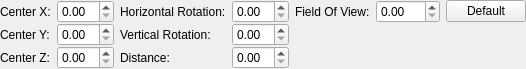
SamVanheer/HalfLifeAssetManager, file src/tools/hlmv/ui/camera_operators/dockpanels/ArcBallSettingsPanel.ui: the form before one commit.
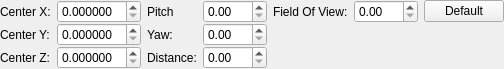
The form after the commit.

Commit message: Implement arc ball & free look camera settings panels

Patch:
```diff
--- a/src/tools/hlmv/ui/camera_operators/dockpanels/ArcBallSettingsPanel.ui
+++ b/src/tools/hlmv/ui/camera_operators/dockpanels/ArcBallSettingsPanel.ui
@@ -6,7 +6,7 @@
    <rect>
     <x>0</x>
     <y>0</y>
-    <width>478</width>
+    <width>463</width>
     <height>63</height>
    </rect>
   </property>
@@ -38,7 +38,7 @@
       </sizepolicy>
      </property>
      <property name="text">
-      <string>Vertical Rotation:</string>
+      <string>Yaw:</string>
      </property>
     </widget>
    </item>
@@ -64,7 +64,7 @@
       </sizepolicy>
      </property>
      <property name="text">
-      <string>Horizontal Rotation:</string>
+      <string>Pitch</string>
      </property>
     </widget>
    </item>
@@ -95,16 +95,28 @@
     </widget>
    </item>
    <item row="1" column="3">
-    <widget class="QDoubleSpinBox" name="VerticalRotation"/>
+    <widget class="QDoubleSpinBox" name="Yaw">
+     <property name="maximum">
+      <double>360.000000000000000</double>
+     </property>
+    </widget>
    </item>
    <item row="2" column="3">
     <widget class="QDoubleSpinBox" name="Distance"/>
    </item>
    <item row="1" column="1">
-    <widget class="QDoubleSpinBox" name="CenterY"/>
+    <widget class="QDoubleSpinBox" name="CenterY">
+     <property name="decimals">
+      <number>6</number>
+     </property>
+    </widget>
    </item>
    <item row="2" column="1">
-    <widget class="QDoubleSpinBox" name="CenterZ"/>
+    <widget class="QDoubleSpinBox" name="CenterZ">
+     <property name="decimals">
+      <number>6</number>
+     </property>
+    </widget>
    </item>
    <item row="0" column="5">
     <widget class="QDoubleSpinBox" name="FieldOfView">
@@ -166,10 +178,18 @@
     </spacer>
    </item>
    <item row="0" column="1">
-    <widget class="QDoubleSpinBox" name="CenterX"/>
+    <widget class="QDoubleSpinBox" name="CenterX">
+     <property name="decimals">
+      <number>6</number>
+     </property>
+    </widget>
    </item>
    <item row="0" column="3">
-    <widget class="QDoubleSpinBox" name="HorizontalRotation"/>
+    <widget class="QDoubleSpinBox" name="Pitch">
+     <property name="maximum">
+      <double>360.000000000000000</double>
+     </property>
+    </widget>
    </item>
    <item row="0" column="6">
     <widget class="QPushButton" name="DefaultFieldOfView">
```
The commit also changes 9 other files.
